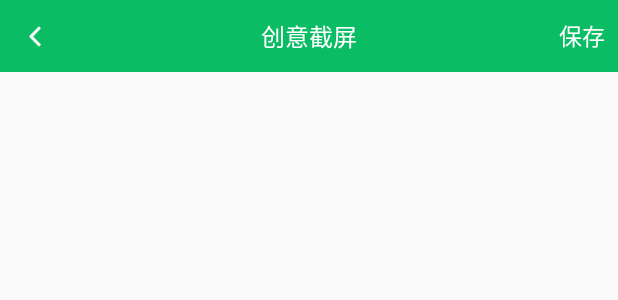
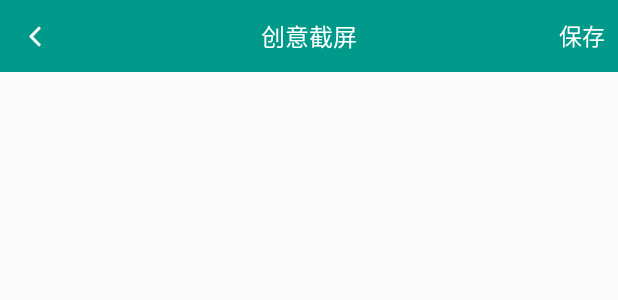
Before and after one commit to xymelon/nov-capture, an Android app: the layout view_title_bar.xml on its own in the app's theme, with its tools: preview values and no code run, on a phone screen of 412 x 824 dp. Shown: the top 300 px of the screen. Run offline under Robolectric (Android 15) with nearby library versions, the phone set to English and light mode, and no system bars.

Commit message:
mod: update theme

```diff
--- a/demo/src/main/AndroidManifest.xml
+++ b/demo/src/main/AndroidManifest.xml
@@ -10,7 +10,8 @@
         <activity
             android:name=".activity.MainActivity"
             android:icon="@drawable/ic_icon"
-            android:screenOrientation="portrait">
+            android:screenOrientation="portrait"
+            android:theme="@style/Theme.AppCompat.Light.DarkActionBar">
             <intent-filter>
                 <action android:name="android.intent.action.MAIN" />
                 <category android:name="android.intent.category.LAUNCHER" />
--- a/demo/src/main/res/layout/view_title_bar.xml
+++ b/demo/src/main/res/layout/view_title_bar.xml
@@ -2,7 +2,7 @@
 <RelativeLayout xmlns:android="http://schemas.android.com/apk/res/android"
     android:layout_width="match_parent"
     android:layout_height="@dimen/title_height"
-    android:background="@color/bg_green">
+    android:background="@color/colorPrimary">
 
     <ImageView
         android:id="@+id/iv_left"
--- a/demo/src/main/res/values/color.xml
+++ b/demo/src/main/res/values/color.xml
@@ -1,5 +1,9 @@
 <?xml version="1.0" encoding="utf-8"?>
 <resources>
+    <color name="colorPrimary">#FF00998A</color>
+    <color name="colorPrimaryDark">#007A6E</color>
+    <color name="colorAccent">#FF00998A</color>
+
     <color name="green_light">#ff99cc00</color>
 
     <color name="gray_light">#cccccc</color>
--- a/demo/src/main/res/values/styles.xml
+++ b/demo/src/main/res/values/styles.xml
@@ -2,7 +2,9 @@
 
     <!-- Base application theme. -->
     <style name="AppTheme" parent="Theme.AppCompat.Light.DarkActionBar">
-        <!-- Customize your theme here. -->
+        <item name="colorPrimary">@color/colorPrimary</item>
+        <item name="colorPrimaryDark">@color/colorPrimaryDark</item>
+        <item name="colorAccent">@color/colorAccent</item>
     </style>
 
     <style name="OperationText">
```
